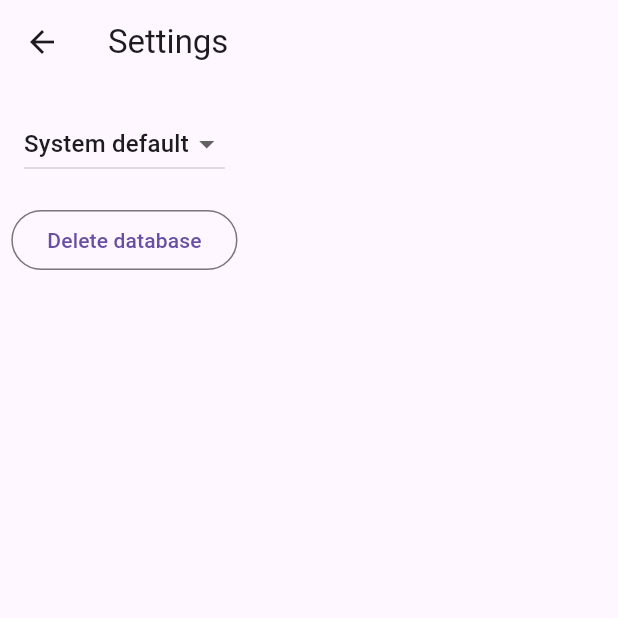
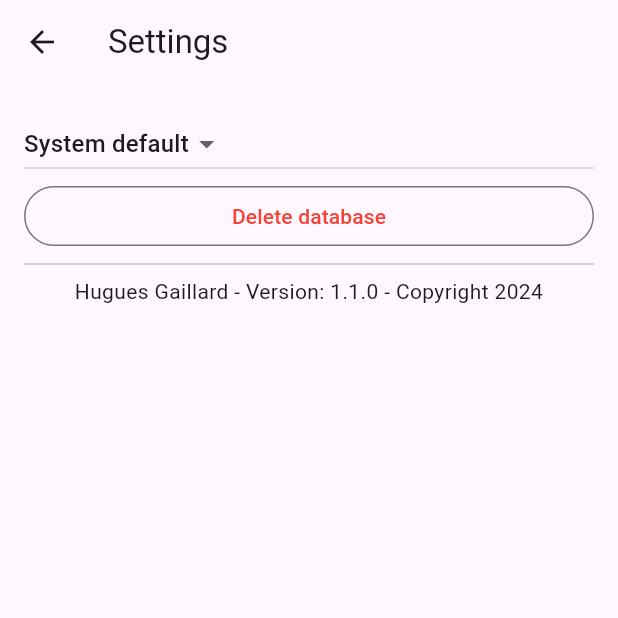
Before and after one commit to hugues31/cnc_opticut, a Flutter app: the screen it shows after launch, after a tap on the "settings" icon, on a phone screen of 412 x 824 dp, the top half of it. Run offline on Flutter 3.47's test engine with Material 3 defaults, Android fonts, the phone set to English and light mode, and no system bars; our stand-ins replace flutter_riverpod, isar, package_info_plus, shared_preferences; missing offline and left inert: flutter_math_fork; accounts and stored records are empty; generated files the repository leaves out were written again.

Commit message:
riverpod refactor

```diff
--- a/lib/src/database.dart
+++ b/lib/src/database.dart
@@ -103,3 +103,9 @@ Future<void> deleteMaterialFromDatabase(
   });
   ref.invalidate(databaseProvider);
 }
+
+Future<List<String>> getMaterialNameKeys(Ref ref) async {
+  final isar = await ref.watch(databaseProvider.future);
+  final materials = await isar.materialItems.where().findAll();
+  return materials.map((e) => e.nameKey).toList();
+}
--- /dev/null
+++ b/lib/src/settings/change_theme.dart
@@ -0,0 +1,38 @@
+import 'package:cnc_opticut/src/settings/settings_controller.dart';
+import 'package:flutter_gen/gen_l10n/app_localizations.dart';
+
+import 'package:flutter/material.dart';
+
+class ChangeTheme extends StatelessWidget {
+  const ChangeTheme({super.key, required this.controller});
+
+  final SettingsController controller;
+
+  @override
+  Widget build(BuildContext context) {
+    // Glue the SettingsController to the theme selection DropdownButton.
+    //
+    // When a user selects a theme from the dropdown list, the
+    // SettingsController is updated, which rebuilds the MaterialApp.
+    return DropdownButton<ThemeMode>(
+      // Read the selected themeMode from the controller
+      value: controller.themeMode,
+      // Call the updateThemeMode method any time the user selects a theme.
+      onChanged: controller.updateThemeMode,
+      items: [
+        DropdownMenuItem(
+          value: ThemeMode.system,
+          child: Text(AppLocalizations.of(context)!.systemDefault),
+        ),
+        DropdownMenuItem(
+          value: ThemeMode.light,
+          child: Text(AppLocalizations.of(context)!.lightTheme),
+        ),
+        DropdownMenuItem(
+          value: ThemeMode.dark,
+          child: Text(AppLocalizations.of(context)!.darkTheme),
+        )
+      ],
+    );
+  }
+}
--- a/lib/src/settings/reset_settings.dart
+++ b/lib/src/settings/reset_settings.dart
@@ -29,7 +29,7 @@ class ResetSettings extends ConsumerWidget {
                   },
                   child: Text(AppLocalizations.of(context)!.cancel),
                 ),
-                TextButton(
+                FilledButton(
                   onPressed: () {
                     resetDatabase(ref);
                     // Show confirmation snackbar
@@ -47,7 +47,8 @@ class ResetSettings extends ConsumerWidget {
           },
         );
       },
-      child: Text(AppLocalizations.of(context)!.deleteDb),
+      child: Text(AppLocalizations.of(context)!.deleteDb,
+          style: const TextStyle(color: Colors.red)),
     );
   }
 }
--- a/lib/src/settings/settings_service.dart
+++ b/lib/src/settings/settings_service.dart
@@ -1,4 +1,5 @@
 import 'package:flutter/material.dart';
+import 'package:shared_preferences/shared_preferences.dart';
 
 /// A service that stores and retrieves user settings.
 ///
@@ -7,11 +8,22 @@ import 'package:flutter/material.dart';
 /// you'd like to store settings on a web server, use the http package.
 class SettingsService {
   /// Loads the User's preferred ThemeMode from local or remote storage.
-  Future<ThemeMode> themeMode() async => ThemeMode.system;
+  Future<ThemeMode> themeMode() async {
+    final prefs = await SharedPreferences.getInstance();
+    final themeMode = prefs.getString('themeMode') ?? 'system';
+    switch (themeMode) {
+      case 'light':
+        return ThemeMode.light;
+      case 'dark':
+        return ThemeMode.dark;
+      default:
+        return ThemeMode.system;
+    }
+  }
 
   /// Persists the user's preferred ThemeMode to local or remote storage.
   Future<void> updateThemeMode(ThemeMode theme) async {
-    // Use the shared_preferences package to persist settings locally or the
-    // http package to persist settings over the network.
+    final prefs = await SharedPreferences.getInstance();
+    await prefs.setString('themeMode', theme.name);
   }
 }
--- a/lib/src/settings/settings_view.dart
+++ b/lib/src/settings/settings_view.dart
@@ -1,3 +1,5 @@
+import 'package:cnc_opticut/src/settings/change_theme.dart';
+import 'package:cnc_opticut/src/settings/version_info.dart';
 import 'package:flutter/material.dart';
 import 'package:flutter_gen/gen_l10n/app_localizations.dart';
 import 'reset_settings.dart';
@@ -20,36 +22,13 @@ class SettingsView extends StatelessWidget {
       appBar: AppBar(
         title: Text(AppLocalizations.of(context)!.settings),
       ),
-      body: Column(
+      body: ListView(
+        padding: const EdgeInsets.all(16),
         children: [
-          Padding(
-            padding: const EdgeInsets.all(16),
-            // Glue the SettingsController to the theme selection DropdownButton.
-            //
-            // When a user selects a theme from the dropdown list, the
-            // SettingsController is updated, which rebuilds the MaterialApp.
-            child: DropdownButton<ThemeMode>(
-              // Read the selected themeMode from the controller
-              value: controller.themeMode,
-              // Call the updateThemeMode method any time the user selects a theme.
-              onChanged: controller.updateThemeMode,
-              items: [
-                DropdownMenuItem(
-                  value: ThemeMode.system,
-                  child: Text(AppLocalizations.of(context)!.systemDefault),
-                ),
-                DropdownMenuItem(
-                  value: ThemeMode.light,
-                  child: Text(AppLocalizations.of(context)!.lightTheme),
-                ),
-                DropdownMenuItem(
-                  value: ThemeMode.dark,
-                  child: Text(AppLocalizations.of(context)!.darkTheme),
-                )
-              ],
-            ),
-          ),
+          ChangeTheme(controller: controller),
           const ResetSettings(),
+          const Divider(),
+          const VersionInfo(),
         ],
       ),
     );
--- /dev/null
+++ b/lib/src/settings/version_info.dart
@@ -0,0 +1,24 @@
+import 'package:flutter/material.dart';
+import 'package:package_info_plus/package_info_plus.dart';
+
+class VersionInfo extends StatelessWidget {
+  const VersionInfo({super.key});
+
+  @override
+  Widget build(BuildContext context) {
+    final packageInfo = PackageInfo.fromPlatform();
+    return FutureBuilder<PackageInfo>(
+      future: packageInfo,
+      builder: (context, snapshot) {
+        if (snapshot.hasData) {
+          return Text(
+            "Hugues Gaillard - Version: ${snapshot.data!.version} - Copyright ${DateTime.now().year}",
+            textAlign: TextAlign.center, // This centers the text horizontally.
+          );
+        } else {
+          return const SizedBox();
+        }
+      },
+    );
+  }
+}
--- a/pubspec.yaml
+++ b/pubspec.yaml
@@ -4,7 +4,7 @@ description: "A new Flutter project."
 # Prevent accidental publishing to pub.dev.
 publish_to: 'none'
 
-version: 1.0.0+1
+version: 1.1.0+1
 
 environment:
   sdk: '>=3.3.0 <4.0.0'
```
Also changed, not shown: lib/src/material/material_add.dart (+91 -38 lines), lib/src/material/material_item.dart (+7 -0 lines), lib/src/material/materials_preset_list.dart (+35 -35 lines), lib/src/material/material_item.g.dart.
